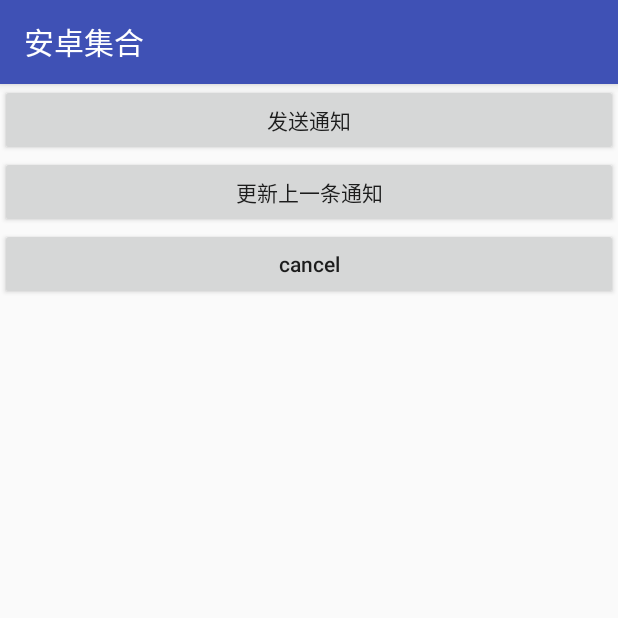
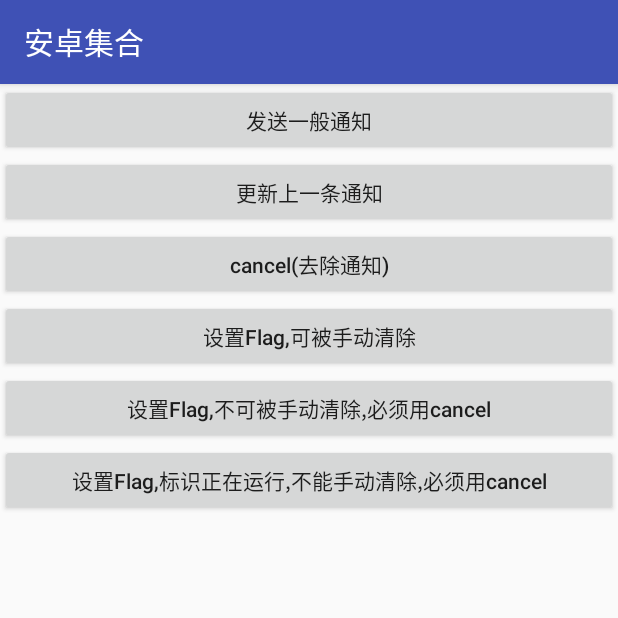
Before and after one commit to ericls16/android-collections, an Android app: the screen it shows after launch (NotificationActivity), on a phone screen of 412 x 824 dp, the top half of it. Run offline under Robolectric (Android 15) with nearby library versions, the phone set to English and light mode, and no system bars; our stand-ins replace data binding.

Commit message:
notification start

```diff
--- a/collections/src/main/res/layout/activity_notification.xml
+++ b/collections/src/main/res/layout/activity_notification.xml
@@ -12,7 +12,7 @@
             android:layout_height="wrap_content"
             android:textAllCaps="false"
             android:onClick="onClick"
-            android:text="发送通知"/>
+            android:text="发送一般通知"/>
 
         <Button
             android:id="@+id/btn_update_notification"
@@ -28,7 +28,31 @@
             android:layout_height="wrap_content"
             android:textAllCaps="false"
             android:onClick="onClick"
-            android:text="cancel"/>
+            android:text="cancel(去除通知)"/>
+
+        <Button
+            android:id="@+id/btn_flag_auto_cancel"
+            android:layout_width="match_parent"
+            android:layout_height="wrap_content"
+            android:textAllCaps="false"
+            android:onClick="onClick"
+            android:text="设置Flag,可被手动清除"/>
+
+        <Button
+            android:id="@+id/btn_flag_no_clear"
+            android:layout_width="match_parent"
+            android:layout_height="wrap_content"
+            android:textAllCaps="false"
+            android:onClick="onClick"
+            android:text="设置Flag,不可被手动清除,必须用cancel"/>
+
+        <Button
+            android:id="@+id/btn_flag_on_going"
+            android:layout_width="match_parent"
+            android:layout_height="wrap_content"
+            android:textAllCaps="false"
+            android:onClick="onClick"
+            android:text="设置Flag,标识正在运行,不能手动清除,必须用cancel"/>
 
     </LinearLayout>
 </layout>
```
Also changed, not shown: collections/src/main/java/com/ls/collections/ui/features/NotificationActivity.java (+77 -11 lines).
